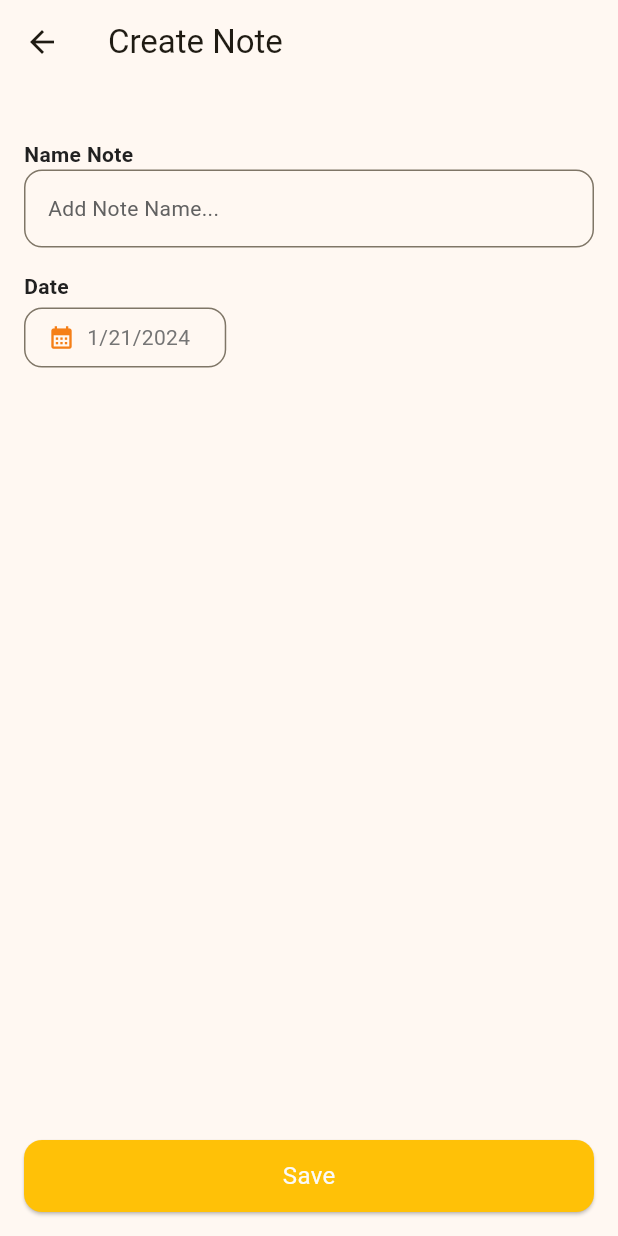
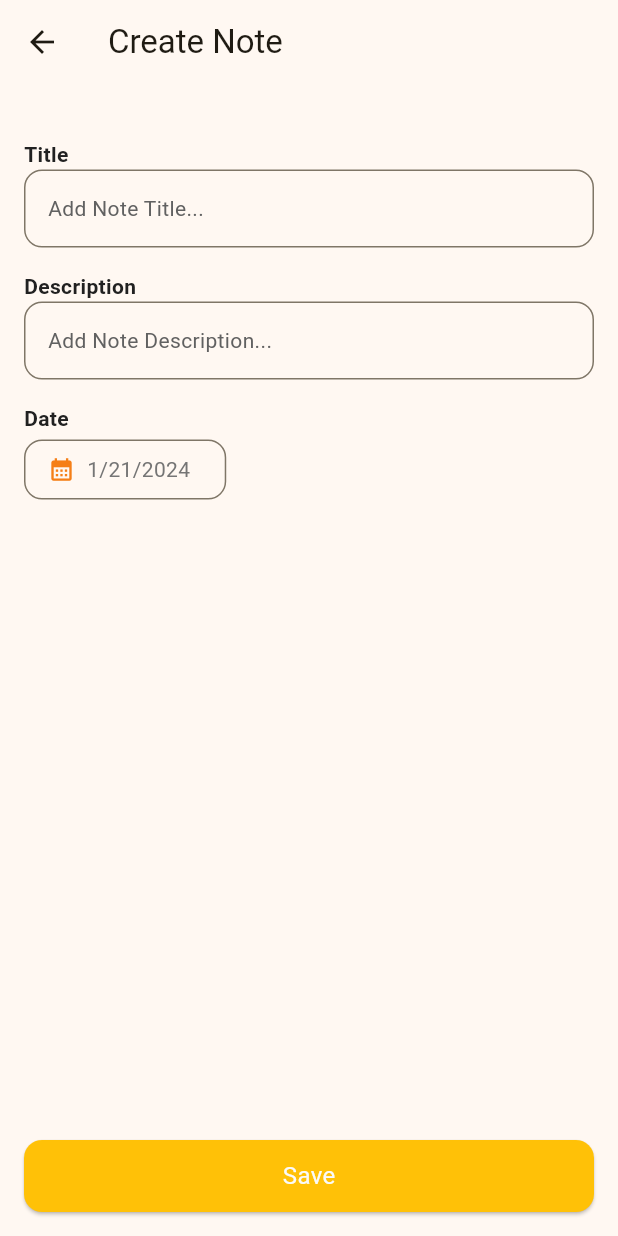
Before and after one commit to luciano01/fire_crud, a Flutter app: the screen it shows after launch, after a tap on the "add" icon, on a phone screen of 412 x 824 dp. Run offline on Flutter 3.47's test engine with Material 3 defaults, Android fonts, the phone set to English and light mode, and no system bars; our stand-ins replace cloud_firestore, firebase_core, flutter_mobx, flutter_modular, mobx; accounts and stored records are empty; generated files the repository leaves out were written again.

Commit message:
Add loading and add new field called description.

```diff
--- a/lib/features/data/models/note_model.dart
+++ b/lib/features/data/models/note_model.dart
@@ -2,20 +2,23 @@ import 'package:cloud_firestore/cloud_firestore.dart';
 
 class NoteModel {
   final String? uid;
-  String name;
+  String title;
+  String description;
   bool isCompleted;
   Timestamp date;
 
   NoteModel({
     this.uid,
-    required this.name,
+    required this.title,
+    required this.description,
     required this.isCompleted,
     required this.date,
   });
 
   factory NoteModel.empty() {
     return NoteModel(
-      name: '',
+      title: '',
+      description: '',
       isCompleted: false,
       date: Timestamp.now(),
     );
@@ -24,7 +27,8 @@ class NoteModel {
   factory NoteModel.fromJson(DocumentSnapshot snapshot) {
     return NoteModel(
       uid: snapshot.id,
-      name: snapshot.get('name') ?? "",
+      title: snapshot.get('title') ?? "",
+      description: snapshot.get('description') ?? "",
       isCompleted: snapshot.get('isCompleted') ?? false,
       date: snapshot.get('date') ?? Timestamp.fromDate(DateTime.now()),
     );
@@ -32,7 +36,8 @@ class NoteModel {
 
   Map<String, dynamic> toJson() {
     return {
-      'name': name,
+      'title': title,
+      'description': description,
       'isCompleted': isCompleted,
       'date': date,
     };
@@ -40,13 +45,15 @@ class NoteModel {
 
   NoteModel copyWith({
     String? uid,
-    String? name,
+    String? title,
+    String? description,
     bool? isCompleted,
     Timestamp? date,
   }) =>
       NoteModel(
         uid: uid ?? this.uid,
-        name: name ?? this.name,
+        title: title ?? this.title,
+        description: description ?? this.description,
         isCompleted: isCompleted ?? this.isCompleted,
         date: date ?? this.date,
       );
--- a/lib/features/presentation/pages/home/home_page.dart
+++ b/lib/features/presentation/pages/home/home_page.dart
@@ -2,6 +2,7 @@ import 'package:flutter/material.dart';
 import 'package:flutter_mobx/flutter_mobx.dart';
 import 'package:flutter_modular/flutter_modular.dart';
 import 'package:intl/intl.dart';
+import 'package:mobx/mobx.dart';
 
 import '../../../../core/core.dart';
 import '../../../data/data.dart';
@@ -16,6 +17,39 @@ class HomePage extends StatefulWidget {
 
 class _HomePageState extends State<HomePage> {
   final homeState = Modular.get<HomeState>();
+
+  @override
+  void initState() {
+    reaction((_) => homeState.errorMessage, (hasError) {
+      if (hasError != null) {
+        ScaffoldMessenger.of(context).showSnackBar(
+          SnackBar(
+            duration: const Duration(seconds: 3),
+            behavior: SnackBarBehavior.floating,
+            backgroundColor: Colors.red.shade400,
+            content: Row(
+              children: [
+                const Icon(
+                  Icons.error_outline,
+                  color: Colors.white,
+                ),
+                const SizedBox(width: 10),
+                Expanded(child: Text(homeState.errorMessage!)),
+              ],
+            ),
+            action: SnackBarAction(
+              label: 'Try Again',
+              textColor: Colors.white,
+              onPressed: () {
+                ScaffoldMessenger.of(context).hideCurrentSnackBar();
+              },
+            ),
+          ),
+        );
+      }
+    });
+    super.initState();
+  }
 
   @override
   Widget build(BuildContext context) {
@@ -62,13 +96,11 @@ class _HomePageState extends State<HomePage> {
         },
       ),
       body: Observer(builder: (_) {
-        List<NoteModel>? listOfNotes = homeState.listOfNotes!.value;
+        List<NoteModel>? listOfNotes = homeState.listOfNotes?.value;
 
-        if (listOfNotes == null) {
-          return const Center(child: Text("Null"));
-        }
-
-        if (listOfNotes.isEmpty) {
+        if (listOfNotes == null || homeState.isLoading) {
+          return const Center(child: CircularProgressIndicator());
+        } else if (listOfNotes.isEmpty) {
           return Center(
             child: Column(
               mainAxisAlignment: MainAxisAlignment.center,
@@ -114,6 +146,16 @@ class _HomePageState extends State<HomePage> {
               direction: DismissDirection.endToStart,
               background: Container(
                 color: Colors.red.shade400,
+                child: const Padding(
+                  padding: EdgeInsets.only(right: 16),
+                  child: Align(
+                    alignment: Alignment.centerRight,
+                    child: Icon(
+                      Icons.delete_forever,
+                      color: Colors.white,
+                    ),
+                  ),
+                ),
               ),
               confirmDismiss: (DismissDirection direction) async {
                 return await showDialog(
@@ -172,9 +214,19 @@ class _HomePageState extends State<HomePage> {
                       ),
                 ),
                 title: Text(
-                  noteModel.name,
+                  noteModel.title,
+                  style: Theme.of(context).textTheme.bodyLarge?.copyWith(
+                        fontSize: 16,
+                        fontStyle: FontStyle.normal,
+                        color: Colors.grey.shade900,
+                        decoration: noteModel.isCompleted
+                            ? TextDecoration.lineThrough
+                            : TextDecoration.none,
+                      ),
+                ),
+                subtitle: Text(
+                  noteModel.description,
                   style: Theme.of(context).textTheme.bodyMedium?.copyWith(
-                        fontSize: 16,
                         fontStyle: FontStyle.normal,
                         color: Colors.grey.shade900,
                         decoration: noteModel.isCompleted
--- a/lib/features/presentation/pages/register_note/register_note_page.dart
+++ b/lib/features/presentation/pages/register_note/register_note_page.dart
@@ -94,10 +94,10 @@ class RegisterNotePage extends StatelessWidget {
             crossAxisAlignment: CrossAxisAlignment.start,
             children: [
               Observer(builder: (_) {
-                return Text(registerNoteState.name);
+                return Text(registerNoteState.title);
               }),
               Text(
-                'Name Note',
+                'Title',
                 style: Theme.of(context).textTheme.bodyMedium?.copyWith(
                       fontSize: 14,
                       fontWeight: FontWeight.bold,
@@ -128,15 +128,60 @@ class RegisterNotePage extends StatelessWidget {
                         color: Colors.yellow.shade900,
                       ),
                     ),
-                    hintText: 'Add Note Name...',
+                    hintText: 'Add Note Title...',
                     hintStyle: Theme.of(context).textTheme.bodyMedium?.copyWith(
                           fontWeight: FontWeight.normal,
                           fontStyle: FontStyle.normal,
                           color: Colors.grey.shade700,
                         ),
                   ),
-                  onChanged: (value) => registerNoteState.changeName(value),
-                  initialValue: registerNoteState.name,
+                  onChanged: (value) => registerNoteState.changeTitle(value),
+                  initialValue: registerNoteState.title,
+                );
+              }),
+              const SizedBox(height: 16),
+              Text(
+                'Description',
+                style: Theme.of(context).textTheme.bodyMedium?.copyWith(
+                      fontSize: 14,
+                      fontWeight: FontWeight.bold,
+                      fontStyle: FontStyle.normal,
+                      color: Colors.grey.shade900,
+                    ),
+              ),
+              Observer(builder: (_) {
+                return TextFormField(
+                  keyboardType: TextInputType.text,
+                  cursorColor: Colors.yellow.shade900,
+                  style: Theme.of(context).textTheme.bodyMedium?.copyWith(
+                        fontSize: 14,
+                        fontWeight: FontWeight.normal,
+                        fontStyle: FontStyle.normal,
+                        color: Colors.grey.shade900,
+                      ),
+                  decoration: InputDecoration(
+                    border: OutlineInputBorder(
+                      borderRadius: BorderRadius.circular(12),
+                      borderSide: BorderSide(
+                        color: Colors.yellow.shade800,
+                      ),
+                    ),
+                    focusedBorder: OutlineInputBorder(
+                      borderRadius: BorderRadius.circular(12),
+                      borderSide: BorderSide(
+                        color: Colors.yellow.shade900,
+                      ),
+                    ),
+                    hintText: 'Add Note Description...',
+                    hintStyle: Theme.of(context).textTheme.bodyMedium?.copyWith(
+                          fontWeight: FontWeight.normal,
+                          fontStyle: FontStyle.normal,
+                          color: Colors.grey.shade700,
+                        ),
+                  ),
+                  onChanged: (value) =>
+                      registerNoteState.changeDescriptin(value),
+                  initialValue: registerNoteState.description,
                 );
               }),
             ],
--- a/lib/features/presentation/state/register_note/register_note_state.dart
+++ b/lib/features/presentation/state/register_note/register_note_state.dart
@@ -21,14 +21,15 @@ abstract class RegisterNoteStateBase with Store {
   })  : _createNoteUseCase = createNoteUseCase,
         _updateNoteUseCase = updateNoteUseCase,
         _deleteNoteUseCase = deleteNoteUseCase {
-    init();
+    _init();
   }
 
-  void init() {
+  void _init() {
     if (Modular.args.data != null) {
       NoteModel noteByArgs = Modular.args.data;
       noteModel = noteByArgs;
-      name = noteModel.name;
+      title = noteModel.title;
+      description = noteModel.description;
       date = noteModel.date;
     }
 
@@ -41,14 +42,22 @@ abstract class RegisterNoteStateBase with Store {
   bool isUpdate = false;
 
   @observable
-  String name = "";
+  String title = "";
+
+  @observable
+  String description = "";
 
   @observable
   Timestamp date = Timestamp.now();
 
   @action
-  void changeName(String value) {
-    name = value;
+  void changeTitle(String value) {
+    title = value;
+  }
+
+  @action
+  void changeDescriptin(String value) {
+    description = value;
   }
 
   @action
@@ -59,7 +68,8 @@ abstract class RegisterNoteStateBase with Store {
   @action
   Future<void> saveNote() async {
     try {
-      noteModel.name = name;
+      noteModel.title = title;
+      noteModel.description = description;
       noteModel.date = date;
 
       if (Modular.args.data != null) {
```
Also changed, not shown: lib/features/presentation/state/home/home_state.dart (+20 -3 lines), lib/features/presentation/state/home/home_state.g.dart, lib/features/presentation/state/register_note/register_note_state.g.dart.
